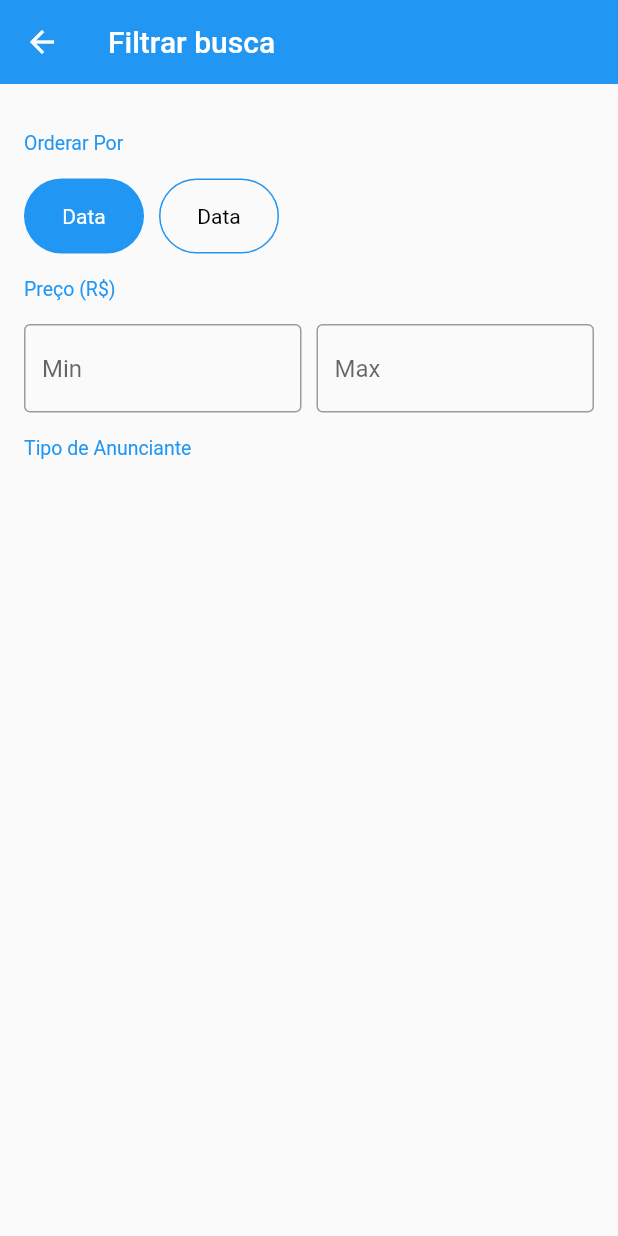
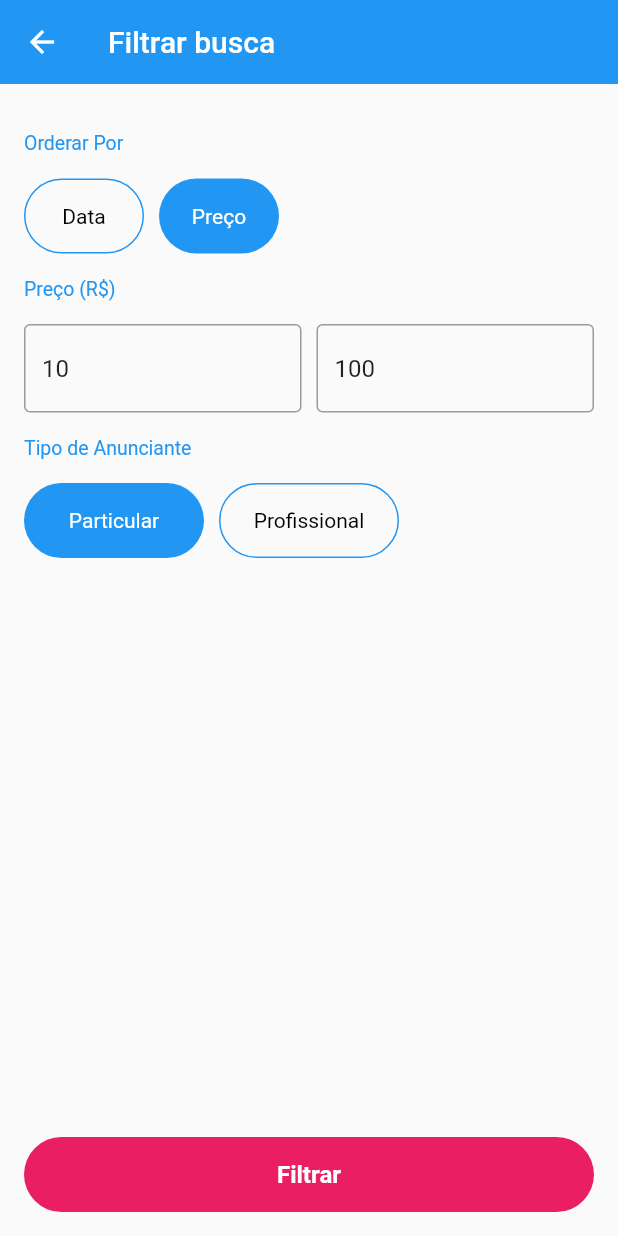
Before and after one commit to d-apps/xlo, a Flutter app: the FilterScreen screen opened directly, on a phone screen of 412 x 824 dp. Run offline on Flutter 3.47's test engine with Material 2 defaults, Android fonts, the phone set to English and light mode, and no system bars; our stand-ins replace brasil_fields, parse_server_sdk, rxdart.

Commit message:
12 - Construindo o Objeto do Filtro Concluída.

```diff
--- a/lib/models/filter.dart
+++ b/lib/models/filter.dart
@@ -1 +1,24 @@
 enum OrderBy {DATE, PRICE}
+
+const VENDOR_TYPE_PARTICULAR = 1 << 0;
+const VENDOR_TYPE_PROFESSIONAL = 1 << 1;
+
+class Filter {
+
+  Filter({
+    this.search,
+    this.orderBy = OrderBy.DATE,
+    this.minPrice,
+    this.maxPrice,
+    this.vendorType = VENDOR_TYPE_PARTICULAR | VENDOR_TYPE_PROFESSIONAL,
+});
+
+  String search;
+
+  OrderBy orderBy;
+  int minPrice;
+  int maxPrice;
+  int vendorType;
+
+
+}
--- a/lib/screens/filter/filter_screen.dart
+++ b/lib/screens/filter/filter_screen.dart
@@ -1,8 +1,10 @@
 import 'package:flutter/material.dart';
 import 'package:xlo/models/filter.dart';
+import 'package:xlo/screens/filter/widgets/animated_button.dart';
 import 'package:xlo/screens/filter/widgets/order_by_field.dart';
 import 'package:xlo/screens/filter/widgets/prince_range_field.dart';
 import 'package:xlo/screens/filter/widgets/section_title.dart';
+import 'package:xlo/screens/filter/widgets/vendor_type_field.dart';
 
 class FilterScreen extends StatefulWidget {
 
@@ -13,11 +15,21 @@ class FilterScreen extends StatefulWidget {
 class _FilterScreenState extends State<FilterScreen> {
 
   final GlobalKey<FormState> _formKey = GlobalKey<FormState>();
+  final GlobalKey<ScaffoldState> _scaffoldKey = GlobalKey<ScaffoldState>();
+  final ScrollController _scrollController = ScrollController();
+
+  Filter _filter = Filter(
+    maxPrice: 100,
+    minPrice: 10,
+    vendorType: VENDOR_TYPE_PARTICULAR,
+    orderBy: OrderBy.PRICE,
+  );
 
   @override
   Widget build(BuildContext context) {
 
     return Scaffold(
+      key: _scaffoldKey,
       appBar: AppBar(
         elevation: 0,
         title: const Text("Filtrar busca"),
@@ -28,27 +40,61 @@ class _FilterScreenState extends State<FilterScreen> {
           Form(
             key: _formKey,
             child: ListView(
+              controller: _scrollController,
               padding: const EdgeInsets.all(16),
               children: <Widget>[
 
                 const SectionTitle(title: 'Orderar Por'),
 
                 OrderByField(
-                  initialValue: OrderBy.DATE,
+                  initialValue: _filter.orderBy,
                   onSaved: (v){
-
+                    _filter.orderBy = v;
                   },
                 ),
 
                 const SectionTitle(title: 'Preço (R\$)'),
 
-                PriceRangeField(),
+                PriceRangeField(
+                  filter: _filter,
+                ),
 
                 const SectionTitle(title: 'Tipo de Anunciante'),
+
+                VendorTypeField(
+                  initialValue: _filter.vendorType,
+                  onSaved: (v){
+                    _filter.vendorType = v;
+                  },
+                ),
 
               ],
             ),
           ),
+
+          // BOTAO DENTRO DA STACK
+          AnimatedButton(scrollController: _scrollController, onTap: (){
+            if(_formKey.currentState.validate()){
+              _formKey.currentState.save();
+
+              if(_filter.maxPrice != null && _filter.minPrice != null){
+                if(_filter.minPrice > _filter.maxPrice){
+                  _scaffoldKey.currentState.showSnackBar(
+                    SnackBar(
+                      content: const Text(
+                          "Faixa de preço inválida!"
+                      ),
+                      backgroundColor: Colors.pink,
+                    )
+                  );
+                  return;
+                }
+              }
+
+              // SALVAR TUDO E PESQUISAR ANÚNCIOS!!
+
+            }
+          },),
 
         ],
       )
--- /dev/null
+++ b/lib/screens/filter/widgets/animated_button.dart
@@ -0,0 +1,94 @@
+import 'package:flutter/material.dart';
+
+class AnimatedButton extends StatefulWidget {
+
+  final ScrollController scrollController;
+  final VoidCallback onTap;
+
+  AnimatedButton({this.scrollController, this.onTap});
+
+  @override
+  _AnimatedButtonState createState() => _AnimatedButtonState();
+}
+
+class _AnimatedButtonState extends State<AnimatedButton> with SingleTickerProviderStateMixin {
+
+  AnimationController _controller;
+  Animation<EdgeInsets> _edgeAnimation;
+  Animation<double> _radiusAnimation;
+
+  ScrollController get scrollController => widget.scrollController;
+  VoidCallback get onTap => widget.onTap;
+
+  @override
+  void initState() {
+    super.initState();
+
+    _controller = AnimationController(vsync: this, duration: Duration(
+      milliseconds: 200
+    ));
+
+    _edgeAnimation = EdgeInsetsTween(
+      begin: const EdgeInsets.fromLTRB(16, 0, 16, 16),
+      end: const EdgeInsets.all(0)
+    ).animate(_controller);
+
+    _radiusAnimation = Tween<double>(
+      begin: 25,
+      end: 0
+    ).animate(_controller);
+
+    scrollController.addListener(positionChanged);
+
+
+  }
+
+  void positionChanged(){
+    if(scrollController.offset > 0.98 * scrollController.position.maxScrollExtent){
+      _controller.forward();
+    } else {
+      _controller.reverse();
+    }
+  }
+
+  @override
+  void dispose() {
+    _controller.dispose();
+    scrollController.removeListener(positionChanged);
+    super.dispose();
+  }
+
+  @override
+  Widget build(BuildContext context) {
+    return AnimatedBuilder(
+      animation: _controller,
+      builder: (_, __){
+        return Positioned(
+          bottom: 0,
+          left: 0,
+          right: 0,
+          child: Container(
+            height: 50,
+            margin: _edgeAnimation.value,
+            child: RaisedButton(
+              color: Colors.pink,
+              child: const Text(
+                  "Filtrar",
+                style: TextStyle(
+                  color: Colors.white,
+                  fontSize: 16,
+                  fontWeight: FontWeight.w600,
+                ),
+              ),
+              elevation: 0,
+              onPressed: onTap,
+              shape: RoundedRectangleBorder(
+                borderRadius: BorderRadius.circular(_radiusAnimation.value),
+              ),
+            ),
+          ),
+        );
+      },
+    );
+  }
+}
--- a/lib/screens/filter/widgets/order_by_field.dart
+++ b/lib/screens/filter/widgets/order_by_field.dart
@@ -60,7 +60,7 @@ class OrderByField extends StatelessWidget {
                 ),
                 alignment: Alignment.center,
                 child: Text(
-                  'Data',
+                  'Preço',
                   style: TextStyle(
                     color: state.value == OrderBy.PRICE ?
                     Colors.white : Colors.black,
--- a/lib/screens/filter/widgets/prince_range_field.dart
+++ b/lib/screens/filter/widgets/prince_range_field.dart
@@ -2,8 +2,13 @@ import 'package:brasil_fields/brasil_fields.dart';
 import 'package:flutter/material.dart';
 import 'package:flutter/services.dart';
 import 'package:xlo/helpers/format_field.dart';
+import 'package:xlo/models/filter.dart';
 
 class PriceRangeField extends StatelessWidget {
+
+  PriceRangeField({this.filter});
+
+  final Filter filter;
 
   @override
   Widget build(BuildContext context) {
@@ -21,13 +26,16 @@ class PriceRangeField extends StatelessWidget {
               WhitelistingTextInputFormatter.digitsOnly,
               RealInputFormatter(centavos: false),
             ],
-            initialValue: null,
+            initialValue: filter.minPrice?.toString(),
             onSaved: (s){
-
+               if(s.isEmpty)
+                 filter.minPrice = null;
+               else
+                 filter.minPrice = int.parse(getSanitizedText(s));
             },
             validator: (s){
               if(s.isNotEmpty && int.tryParse(getSanitizedText(s)) == null)
-                return "Utilize valores válidos";
+                return "Utilize valores válidos!";
               return null;
             },
           ),
@@ -46,16 +54,19 @@ class PriceRangeField extends StatelessWidget {
               WhitelistingTextInputFormatter.digitsOnly,
               RealInputFormatter(centavos: false),
             ],
-            initialValue: null,
+            initialValue: filter.maxPrice?.toString(),
             onSaved: (s){
 
-
+              if(s.isEmpty)
+                filter.maxPrice = null;
+              else
+                filter.maxPrice = int.parse(getSanitizedText(s));
 
             },
             validator: (s){
 
               if(s.isNotEmpty && int.tryParse(getSanitizedText(s)) == null)
-                return "Utilize valores válidos";
+                return "Utilize valores válidos!";
               return null;
 
             },
--- /dev/null
+++ b/lib/screens/filter/widgets/vendor_type_field.dart
@@ -0,0 +1,94 @@
+import 'package:flutter/material.dart';
+import 'package:xlo/models/filter.dart';
+
+class VendorTypeField extends StatelessWidget {
+
+  VendorTypeField({this.onSaved, this.initialValue});
+
+  final FormFieldSetter<int> onSaved;
+  final int initialValue;
+
+  @override
+  Widget build(BuildContext context) {
+    return FormField<int>(
+      initialValue: initialValue,
+      onSaved: onSaved,
+      builder: (state){
+        return Row(
+          children: <Widget>[
+
+            GestureDetector(
+              onTap: (){
+                if(state.value & VENDOR_TYPE_PARTICULAR != 0){
+                  if(state.value & VENDOR_TYPE_PROFESSIONAL != 0)
+                    state.didChange(state.value & ~VENDOR_TYPE_PARTICULAR);
+                  else
+                    state.didChange(VENDOR_TYPE_PROFESSIONAL);
+                } else {
+                  state.didChange(state.value | VENDOR_TYPE_PARTICULAR);
+                }
+
+              },
+              child: Container(
+                height: 50,
+                width: 120,
+                decoration: BoxDecoration(
+                    border: Border.all(color: state.value & VENDOR_TYPE_PARTICULAR != 0 ?
+                    Colors.transparent : Colors.blue,),
+                    borderRadius: BorderRadius.all(Radius.circular(50)),
+                    color: state.value & VENDOR_TYPE_PARTICULAR != 0 ?
+                    Colors.blue : Colors.transparent
+                ),
+                alignment: Alignment.center,
+                child: Text(
+                  'Particular',
+                  style: TextStyle(
+                    color: state.value & VENDOR_TYPE_PARTICULAR != 0 ?
+                    Colors.white : Colors.black,
+                  ),
+                ),
+              ),
+            ),
+
+            SizedBox(width: 10,),
+
+            GestureDetector(
+              onTap: (){
+
+                if(state.value & VENDOR_TYPE_PROFESSIONAL != 0){
+                  if(state.value & VENDOR_TYPE_PARTICULAR != 0)
+                    state.didChange(state.value & ~VENDOR_TYPE_PROFESSIONAL);
+                  else
+                    state.didChange(VENDOR_TYPE_PARTICULAR);
+                } else {
+                  state.didChange(state.value | VENDOR_TYPE_PROFESSIONAL);
+                }
+
+              },
+              child: Container(
+                height: 50,
+                width: 120,
+                decoration: BoxDecoration(
+                    border: Border.all(color: state.value & VENDOR_TYPE_PROFESSIONAL != 0 ?
+                    Colors.transparent : Colors.blue,),
+                    borderRadius: BorderRadius.all(Radius.circular(50)),
+                    color: state.value & VENDOR_TYPE_PROFESSIONAL != 0 ?
+                    Colors.blue : Colors.transparent
+                ),
+                alignment: Alignment.center,
+                child: Text(
+                  'Profissional',
+                  style: TextStyle(
+                    color: state.value & VENDOR_TYPE_PROFESSIONAL != 0 ?
+                    Colors.white : Colors.black,
+                  ),
+                ),
+              ),
+            ),
+
+          ],
+        );
+      },
+    );
+  }
+}
```
